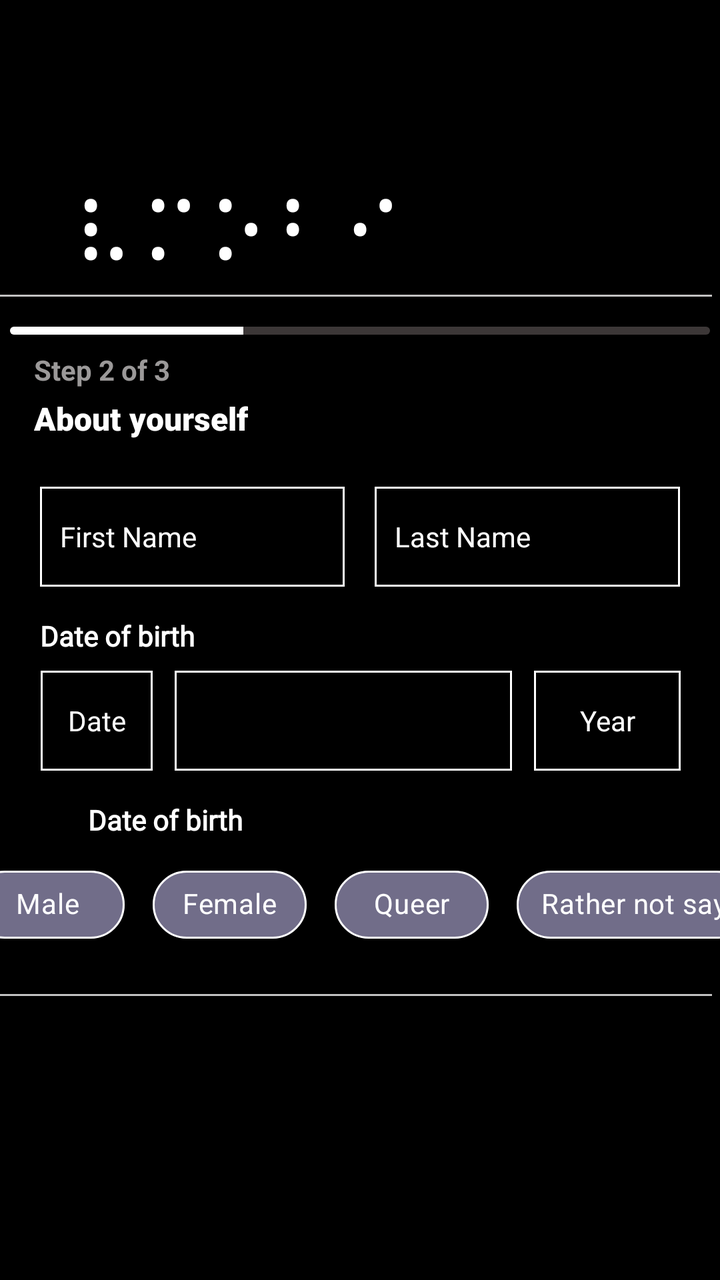
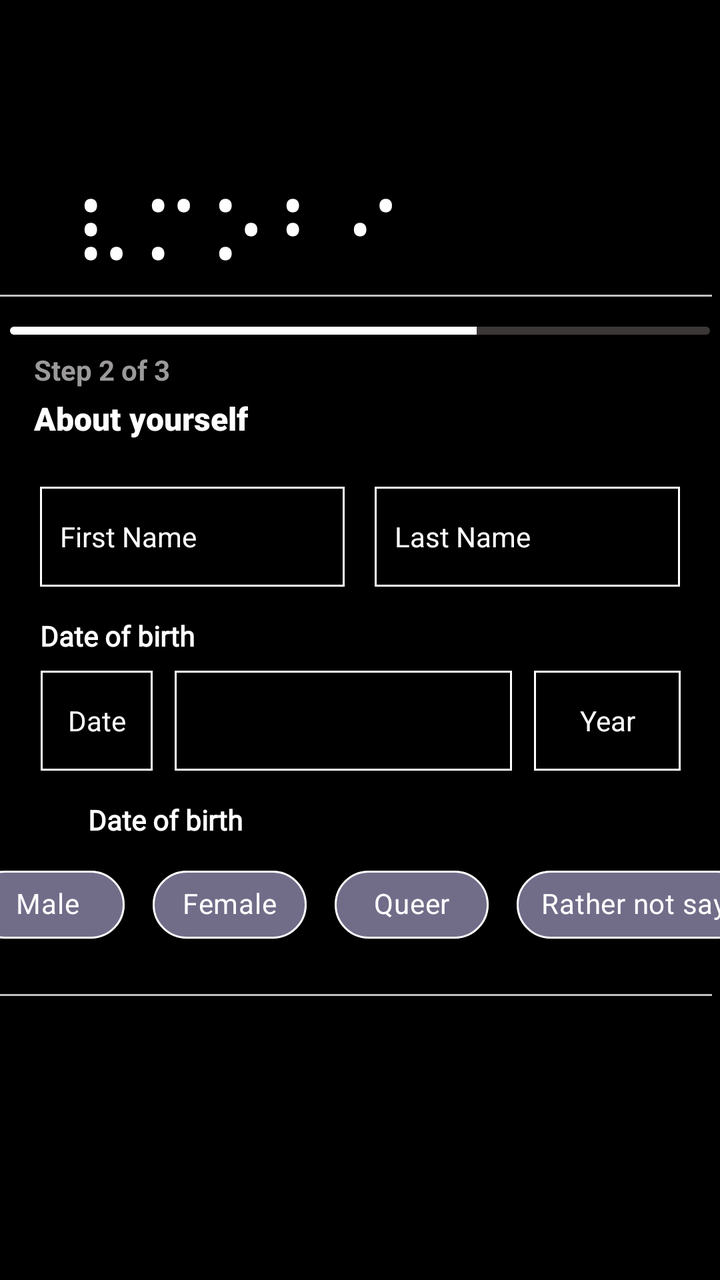

Two renders of the same Android screen: before a commit and after it. Below are the layout's source before the change and the commit's diff.
<!-- AndroidManifest.xml: application theme Theme.VMobi -->
<!-- res/layout/activity_identity_setup.xml -->
<?xml version="1.0" encoding="utf-8"?>
<androidx.constraintlayout.widget.ConstraintLayout xmlns:android="http://schemas.android.com/apk/res/android"
xmlns:app="http://schemas.android.com/apk/res-auto"
xmlns:tools="http://schemas.android.com/tools"
android:layout_width="match_parent"
android:layout_height="match_parent"
android:background="@color/black"
tools:context=".identity_setup">

<androidx.constraintlayout.widget.Guideline
    android:id="@+id/top"
    android:layout_width="wrap_content"
    android:layout_height="wrap_content"
    android:orientation="horizontal"
    app:layout_constraintGuide_percent="0.23" />

<androidx.constraintlayout.widget.Guideline
    android:id="@+id/bottom"
    android:layout_width="wrap_content"
    android:layout_height="wrap_content"
    android:orientation="horizontal"
    app:layout_constraintGuide_end="143dp" />

<TextView
    android:layout_width="wrap_content"
    android:layout_height="wrap_content"
    android:layout_marginStart="35dp"
    android:fontFamily="@font/archivo_black"
    android:text="@string/Vmobi_logo"
    android:textColor="@color/white"
    android:textSize="48sp"
    app:layout_constraintBottom_toBottomOf="@id/top"
    app:layout_constraintStart_toStartOf="parent" />

<View
    android:id="@+id/grey_line_top"
    android:layout_width="match_parent"
    android:layout_height="1dp"
    android:layout_marginEnd="4dp"
    android:background="#c2c1c1"
    app:layout_constraintBottom_toBottomOf="parent"
    app:layout_constraintEnd_toEndOf="@id/top"
    app:layout_constraintTop_toTopOf="@id/top"
    app:layout_constraintVertical_bias="0" />
<View
    android:id="@+id/grey_line_bottom"
    android:layout_width="match_parent"
    android:layout_height="1dp"
    android:layout_marginEnd="4dp"
    android:background="#c2c1c1"
    app:layout_constraintBottom_toBottomOf="parent"
    app:layout_constraintEnd_toEndOf="@id/bottom"
    app:layout_constraintTop_toTopOf="@id/bottom"
    app:layout_constraintVertical_bias="0" />

<ProgressBar
    android:id="@+id/progressBar"
    style="?android:attr/progressBarStyleHorizontal"
    android:layout_width="350dp"
    android:layout_height="4dp"
    android:layout_marginTop="16dp"
    android:max="3000"
    android:progress="1000"
    android:progressDrawable="@drawable/progress_bar"
    app:layout_constraintEnd_toEndOf="parent"
    app:layout_constraintHorizontal_bias="0.494"
    app:layout_constraintStart_toStartOf="parent"
    app:layout_constraintTop_toTopOf="@+id/top" />
<TextView
    android:id="@+id/textView7"
    style="bold"
    android:layout_width="wrap_content"
    android:layout_height="wrap_content"
    android:layout_marginTop="4dp"
    android:fontFamily="sans-serif-black"
    android:text="About yourself"
    android:textColor="@color/white"
    android:textSize="16sp"
    app:layout_constraintStart_toStartOf="@+id/textView6"
    app:layout_constraintTop_toBottomOf="@+id/textView6" />

<TextView
    android:id="@+id/textView6"
    android:layout_width="wrap_content"
    android:layout_height="wrap_content"
    android:layout_marginStart="12dp"
    android:layout_marginTop="8dp"
    android:text="Step 2 of 3"
    android:textColor="#9B9999"
    android:textSize="14dp"
    android:textStyle="bold"
    app:layout_constraintStart_toStartOf="@+id/progressBar"
    app:layout_constraintTop_toBottomOf="@+id/progressBar" />
<LinearLayout
    android:id="@+id/linearLayout"
    android:layout_width="320dp"
    android:layout_height="50dp"
    android:orientation="horizontal"
    app:layout_constraintBottom_toTopOf="@+id/bottom"
    app:layout_constraintEnd_toEndOf="parent"
    app:layout_constraintStart_toStartOf="parent"
    app:layout_constraintTop_toTopOf="@+id/top"
    app:layout_constraintVertical_bias="0.0"
    android:layout_marginTop="96dp">

    <EditText
        android:layout_width="0dp"
        android:layout_height="50dp"
        android:layout_weight="1"
        android:background="@drawable/text_background"
        android:hint="First Name"
        android:paddingLeft="10dp"
        android:textColorHint="@color/white"
        android:textSize="14sp"
        android:id="@+id/fname"/>

    <View
        android:layout_width="0dp"
        android:layout_height="50dp"
        android:layout_weight=".1" />

    <EditText
        android:id="@+id/lname"
        android:layout_width="0dp"
        android:layout_height="50dp"
        android:layout_weight="1"
        android:background="@drawable/text_background"
        android:hint="Last Name"
        android:paddingLeft="10dp"
        android:textColorHint="@color/white"
        android:textSize="14sp" />

</LinearLayout>

<TextView
    android:id="@+id/textView9"
    android:layout_width="wrap_content"
    android:layout_height="wrap_content"
    android:layout_marginTop="15dp"
    android:fontFamily="@font/circular"
    android:text="Date of birth"
    android:textColor="@color/white"
    android:textStyle="bold"
    app:layout_constraintStart_toStartOf="@+id/linearLayout"
    app:layout_constraintTop_toBottomOf="@+id/linearLayout" />
<LinearLayout
    android:id="@+id/linearLayout2"
    android:layout_width="320dp"
    android:layout_height="50dp"
    android:layout_marginTop="8dp"
    android:orientation="horizontal"
    app:layout_constraintEnd_toEndOf="parent"
    app:layout_constraintHorizontal_bias="0.505"
    app:layout_constraintStart_toStartOf="parent"
    app:layout_constraintTop_toBottomOf="@+id/textView9">

    <EditText
        android:id="@+id/Date"
        android:layout_width="0dp"
        android:layout_height="50dp"
        android:layout_weight="1"
        android:background="@drawable/text_background"
        android:hint="Date"
        android:gravity="center"
        android:textColor="@color/white"
        android:textColorHint="@color/white"
        android:textSize="14sp" />

    <View
        android:layout_width="0dp"
        android:layout_height="50dp"
        android:layout_weight=".2" />

    <Spinner
        android:id="@+id/spinner"
        android:layout_width="0dp"
        android:layout_height="50dp"
        android:layout_weight="3"
        android:background="@drawable/text_background"
        tools:layout_editor_absoluteX="1dp"
        tools:layout_editor_absoluteY="383dp" />

    <View
        android:layout_width="0dp"
        android:layout_height="50dp"
        android:layout_weight=".2" />

    <EditText
        android:id="@+id/year"
        android:layout_width="0dp"
        android:layout_height="50dp"
        android:layout_weight="1.3"
        android:background="@drawable/text_background"
        android:hint="Year"
        android:gravity="center"
        android:textColor="@color/white"
        android:textColorHint="@color/white"
        android:textSize="14sp" />
</LinearLayout>

<TextView
    android:id="@+id/gender"
    android:layout_width="wrap_content"
    android:layout_height="wrap_content"

    android:fontFamily="@font/circular"
    android:text="Date of birth"
    android:textColor="@color/white"
    android:textStyle="bold"
    app:layout_constraintStart_toStartOf="parent"
    app:layout_constraintTop_toBottomOf="@+id/linearLayout2"
    android:layout_marginStart="44dp"
    android:layout_marginTop="15dp"/>

<Button
    android:id="@+id/next_ec"
    android:layout_width="320dp"
    android:layout_height="50dp"
    android:background="@color/white"
    android:fontFamily="sans-serif-black"
    android:text="Next"
    android:textColor="@color/black"
    android:textSize="16sp"
    android:textStyle="bold"
    app:layout_constraintBottom_toTopOf="@+id/bottom"
    app:layout_constraintEnd_toEndOf="parent"
    app:layout_constraintHorizontal_bias="0.5"
    app:layout_constraintStart_toStartOf="parent"
    app:layout_constraintTop_toBottomOf="@id/chipGroup"
    app:layout_constraintVertical_bias="0.0"
    android:layout_marginTop="20dp"/>

<com.google.android.material.chip.ChipGroup
    android:id="@+id/chipGroup"
    android:layout_width="390dp"
    android:layout_height="50dp"
    app:chipSpacingHorizontal="14dp"
    app:layout_constraintEnd_toEndOf="parent"
    app:layout_constraintStart_toStartOf="parent"
    app:layout_constraintTop_toBottomOf="@id/gender"
    android:layout_marginTop="8dp"

    app:singleSelection="true">

    <com.google.android.material.chip.Chip
        android:id="@+id/chip1"
        style="@style/genderChip"
        android:layout_width="77dp"
        android:layout_height="50dp"
        android:text="Male"
        android:textAlignment="center"
        android:textColor="@color/white"
        app:chipStrokeColor="@color/white"
        app:chipStrokeWidth="1dp" />

    <com.google.android.material.chip.Chip
        android:id="@+id/chip2"
        style="@style/genderChip"
        android:layout_width="77dp"
        android:layout_height="50dp"
        android:text="Female"
        android:textAlignment="center"
        android:textColor="@color/white"
        app:chipStrokeColor="@color/white"
        app:chipStrokeWidth="1dp" />

    <com.google.android.material.chip.Chip
        android:id="@+id/chip3"
        style="@style/genderChip"
        android:layout_width="77dp"
        android:layout_height="50dp"
        android:text="Queer"
        android:textAlignment="center"
        android:textColor="@color/white"
        app:chipStrokeColor="@color/white"
        app:chipStrokeWidth="1dp" />

    <com.google.android.material.chip.Chip
        android:id="@+id/chip4"
        style="@style/genderChip"
        android:layout_width="wrap_content"
        android:layout_height="50dp"
        android:text="Rather not say"
        android:textAlignment="center"
        android:textColor="@color/white"
        app:chipStrokeColor="@color/white"
        app:chipStrokeWidth="1dp" />

</com.google.android.material.chip.ChipGroup>
</androidx.constraintlayout.widget.ConstraintLayout>
<!-- resources referenced by this layout -->
<resources>
  <color name="black">#FF000000</color>
  <color name="white">#FFFFFFFF</color>
  <!-- drawable progress_bar (drawable) -->
  <?xml version="1.0" encoding="utf-8"?>
  <layer-list xmlns:android="http://schemas.android.com/apk/res/android">
      <item android:id="@android:id/background">
          <shape android:shape="rectangle">
              <solid android:color="#3C3737"/>
              <corners android:radius="20dp"/>
          </shape>
      </item>
      <item android:id="@android:id/progress">
          <clip>
          <shape android:shape="rectangle">
              <solid android:color="@color/white"/>
              <corners android:radius="20dp"/>
          </shape>
          </clip>
      </item>
  </layer-list>
  <!-- drawable text_background (drawable) -->
  <?xml version="1.0" encoding="utf-8"?>
  <shape xmlns:android="http://schemas.android.com/apk/res/android" android:shape="rectangle">
      <solid android:color="@color/black"/>
      <stroke android:color="@color/white"
          android:width="1dp"/>
  </shape>
  <string name="Vmobi_logo">⠧⠍⠕⠃⠊</string>
  <style name="genderChip" parent="Widget.MaterialComponents.Chip.Choice">
          <item name="theme">@style/Theme.Material3.DayNight.NoActionBar</item>
          <item name="chipBackgroundColor"> @color/chip_background_color</item>
          <item name="materialThemeOverlay">@style/ThemeOverlay.MyApp.Chip.Choice</item>
      </style>
  <style name="Theme.VMobi" parent="Base.Theme.VMobi" />
  <style name="ThemeOverlay.MyApp.Chip.Choice" parent="">
          <item name="elevationOverlayEnabled">false</item>
      </style>
  <style name="Base.Theme.VMobi" parent="Theme.AppCompat.Light.NoActionBar">
          
          
      </style>
</resources>

<!-- the commit's change to res/layout/activity_identity_setup.xml (unified diff, before → after) -->
@@ -60,7 +60,7 @@ tools:context=".identity_setup">
     android:layout_height="4dp"
     android:layout_marginTop="16dp"
     android:max="3000"
-    android:progress="1000"
+    android:progress="2000"
     android:progressDrawable="@drawable/progress_bar"
     app:layout_constraintEnd_toEndOf="parent"
     app:layout_constraintHorizontal_bias="0.494"
@@ -110,6 +110,7 @@ tools:context=".identity_setup">
         android:background="@drawable/text_background"
         android:hint="First Name"
         android:paddingLeft="10dp"
+        android:textColor="@color/white"
         android:textColorHint="@color/white"
         android:textSize="14sp"
         android:id="@+id/fname"/>
@@ -127,6 +128,7 @@ tools:context=".identity_setup">
         android:background="@drawable/text_background"
         android:hint="Last Name"
         android:paddingLeft="10dp"
+        android:textColor="@color/white"
         android:textColorHint="@color/white"
         android:textSize="14sp" />
 
